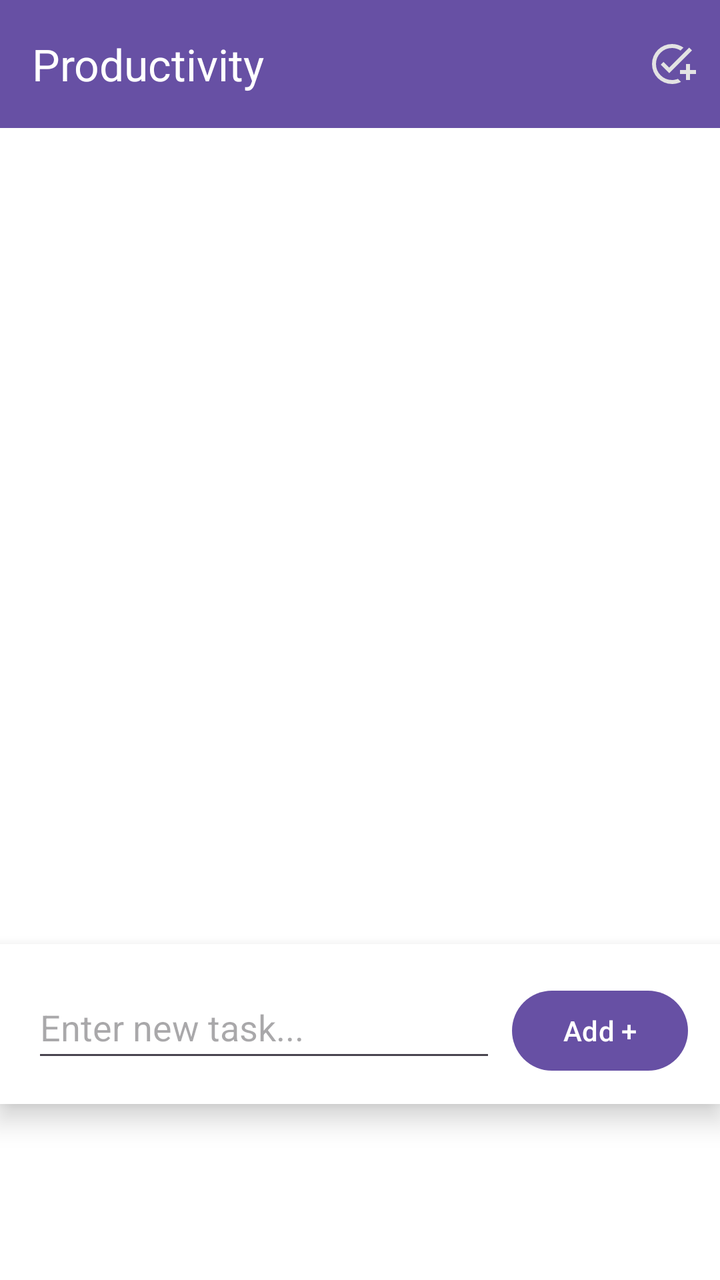
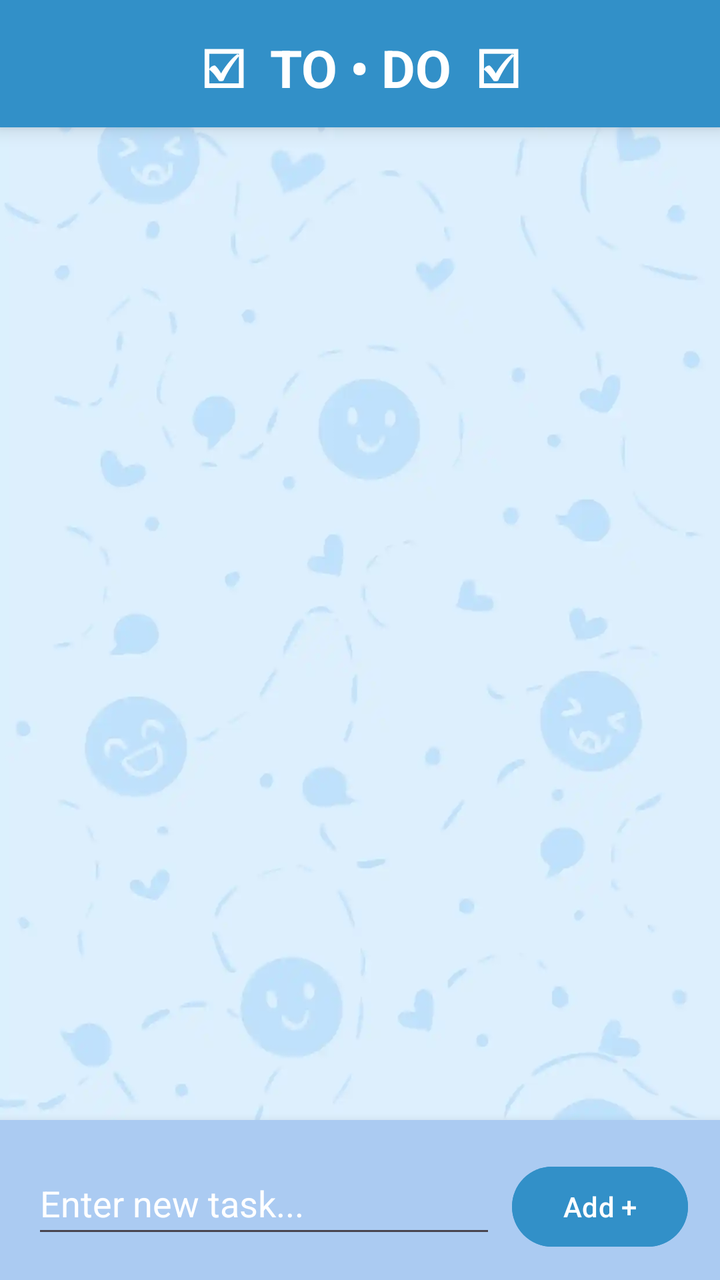

The first picture is an Android layout as it rendered before a commit; the second is the same layout after the commit. The layout source and the unified diff follow.
<!-- AndroidManifest.xml: application theme Theme.BetweenUs -->
<!-- res/layout/fragment_productivity.xml -->
<?xml version="1.0" encoding="utf-8"?>
<androidx.constraintlayout.widget.ConstraintLayout
    xmlns:android="http://schemas.android.com/apk/res/android"
    xmlns:app="http://schemas.android.com/apk/res-auto"
    xmlns:tools="http://schemas.android.com/tools"
    android:layout_width="match_parent"
    android:layout_height="match_parent"
    android:background="@color/white">

    
    <com.google.android.material.appbar.MaterialToolbar
        android:id="@+id/productivityToolbar"
        android:layout_width="0dp"
        android:layout_height="wrap_content"
        android:background="?attr/colorPrimary"
        app:title="Productivity"
        app:titleTextColor="@android:color/white"
        app:menu="@menu/productivity_menu"
        app:layout_constraintTop_toTopOf="parent"
        app:layout_constraintStart_toStartOf="parent"
        app:layout_constraintEnd_toEndOf="parent" />

    
    <androidx.recyclerview.widget.RecyclerView
        android:id="@+id/taskRecyclerView"
        android:layout_width="0dp"
        android:layout_height="0dp"
        android:padding="12dp"
        app:layout_constraintTop_toBottomOf="@id/productivityToolbar"
        app:layout_constraintBottom_toTopOf="@id/addTaskLayout"
        app:layout_constraintStart_toStartOf="parent"
        app:layout_constraintEnd_toEndOf="parent" />

    
    <LinearLayout
        android:id="@+id/addTaskLayout"
        android:layout_width="match_parent"
        android:layout_height="wrap_content"
        android:layout_marginBottom="88dp"
        android:background="@color/white"
        android:elevation="8dp"
        android:orientation="horizontal"
        android:padding="16dp"
        app:layout_constraintBottom_toBottomOf="parent"
        app:layout_constraintEnd_toEndOf="parent"
        app:layout_constraintHorizontal_bias="0.0"
        app:layout_constraintStart_toStartOf="parent">

        <EditText
            android:id="@+id/et_task_input"
            android:layout_width="0dp"
            android:layout_height="wrap_content"
            android:layout_weight="1"
            android:hint="Enter new task..."
            android:inputType="textCapSentences"
            android:minHeight="48dp" />

        <Button
            android:id="@+id/btn_add_task"
            android:layout_width="wrap_content"
            android:layout_height="wrap_content"
            android:layout_marginStart="8dp"
            android:text="Add +" />

    </LinearLayout>

</androidx.constraintlayout.widget.ConstraintLayout>
<!-- resources referenced by this layout -->
<resources>
  <color name="white">#FFFFFFFF</color>
  <style name="Theme.BetweenUs" parent="Theme.MaterialComponents.DayNight.NoActionBar">
          
          <item name="colorPrimary">@color/purple_500</item>
          <item name="colorPrimaryVariant">@color/purple_700</item>
          <item name="colorOnPrimary">@color/white</item>
          
          <item name="colorSecondary">@color/teal_200</item>
          <item name="colorSecondaryVariant">@color/teal_700</item>
          <item name="colorOnSecondary">@color/black</item>
          
          <item name="android:statusBarColor">?attr/colorPrimaryVariant</item>
          
      </style>
  <color name="purple_500">#FF6200EE</color>
  <color name="purple_700">#FF3700B3</color>
  <color name="teal_200">#FF03DAC5</color>
  <color name="teal_700">#FF018786</color>
  <color name="black">#FF000000</color>
</resources>

<!-- the commit's change to res/layout/fragment_productivity.xml (unified diff, before → after) -->
@@ -6,19 +6,34 @@
     android:layout_width="match_parent"
     android:layout_height="match_parent"
     android:background="@color/white">
+    <ImageView
+        android:id="@+id/bgImage"
+        android:layout_width="0dp"
+        android:layout_height="0dp"
+        android:src="@drawable/bg"
+        android:scaleType="centerCrop"
+        app:layout_constraintTop_toTopOf="parent"
+        app:layout_constraintBottom_toBottomOf="parent"
+        app:layout_constraintStart_toStartOf="parent"
+        app:layout_constraintEnd_toEndOf="parent"/>
 
     
-    <com.google.android.material.appbar.MaterialToolbar
-        android:id="@+id/productivityToolbar"
+    <TextView
+        android:id="@+id/toolbar_title"
         android:layout_width="0dp"
         android:layout_height="wrap_content"
-        android:background="?attr/colorPrimary"
-        app:title="Productivity"
-        app:titleTextColor="@android:color/white"
-        app:menu="@menu/productivity_menu"
+        android:text="☑  TO • DO  ☑"
+        android:textSize="26sp"
+        android:textStyle="bold"
+        android:gravity="center"
+        android:paddingTop="16dp"
+        android:paddingBottom="12dp"
+        android:background="#3290c8"
+        android:textColor="@color/white"
+        android:elevation="6dp"
         app:layout_constraintTop_toTopOf="parent"
         app:layout_constraintStart_toStartOf="parent"
-        app:layout_constraintEnd_toEndOf="parent" />
+        app:layout_constraintEnd_toEndOf="parent"/>
 
     
     <androidx.recyclerview.widget.RecyclerView
@@ -26,7 +41,7 @@
         android:layout_width="0dp"
         android:layout_height="0dp"
         android:padding="12dp"
-        app:layout_constraintTop_toBottomOf="@id/productivityToolbar"
+        app:layout_constraintTop_toBottomOf="@id/toolbar_title"
         app:layout_constraintBottom_toTopOf="@id/addTaskLayout"
         app:layout_constraintStart_toStartOf="parent"
         app:layout_constraintEnd_toEndOf="parent" />
@@ -36,21 +51,22 @@
         android:id="@+id/addTaskLayout"
         android:layout_width="match_parent"
         android:layout_height="wrap_content"
-        android:layout_marginBottom="88dp"
-        android:background="@color/white"
+        android:background="#ABCBF2"
         android:elevation="8dp"
         android:orientation="horizontal"
         android:padding="16dp"
         app:layout_constraintBottom_toBottomOf="parent"
         app:layout_constraintEnd_toEndOf="parent"
         app:layout_constraintHorizontal_bias="0.0"
-        app:layout_constraintStart_toStartOf="parent">
+        app:layout_constraintStart_toStartOf="@id/taskRecyclerView">
 
         <EditText
             android:id="@+id/et_task_input"
             android:layout_width="0dp"
             android:layout_height="wrap_content"
             android:layout_weight="1"
+            android:textColor="@color/white"
+            android:textColorHint="@color/white"
             android:hint="Enter new task..."
             android:inputType="textCapSentences"
             android:minHeight="48dp" />
@@ -60,6 +76,7 @@
             android:layout_width="wrap_content"
             android:layout_height="wrap_content"
             android:layout_marginStart="8dp"
+            android:backgroundTint="#3290c8"
             android:text="Add +" />
 
     </LinearLayout>
<!-- resource entries referenced after the edit -->
@@ -1,6 +1,7 @@
 <!-- resources referenced by this layout -->
 <resources>
   <color name="white">#FFFFFFFF</color>
+  <!-- drawable bg: webp bitmap (drawable, 16506 bytes) -->
   <style name="Theme.BetweenUs" parent="Theme.MaterialComponents.DayNight.NoActionBar">
           
           <item name="colorPrimary">@color/purple_500</item>
